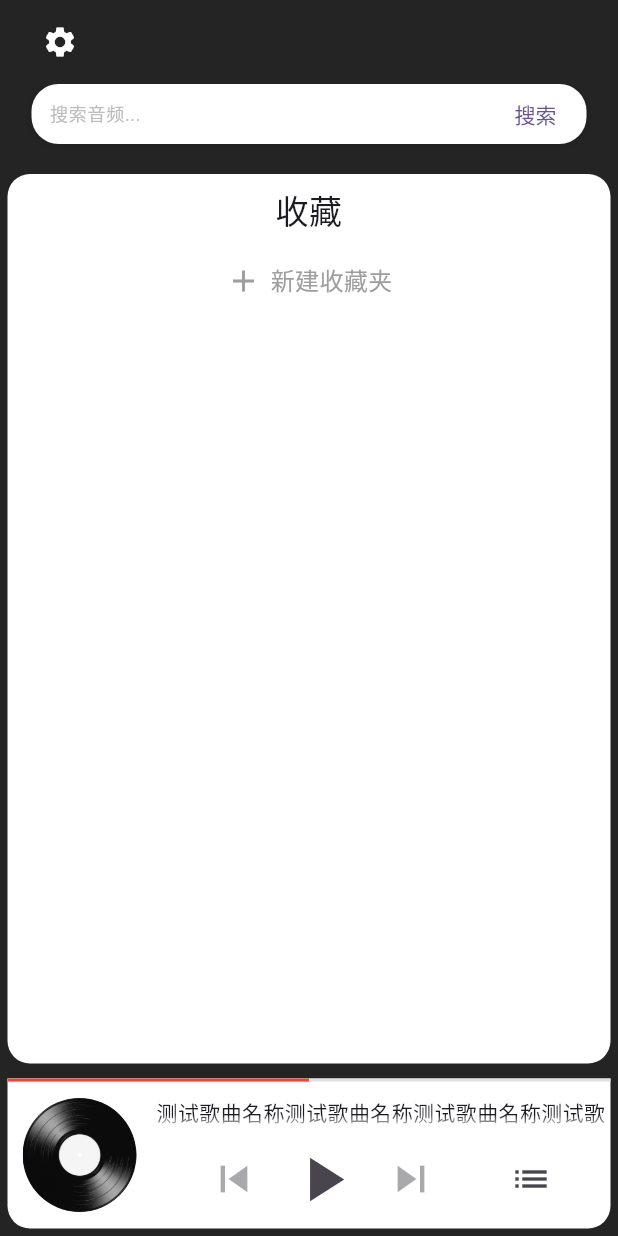
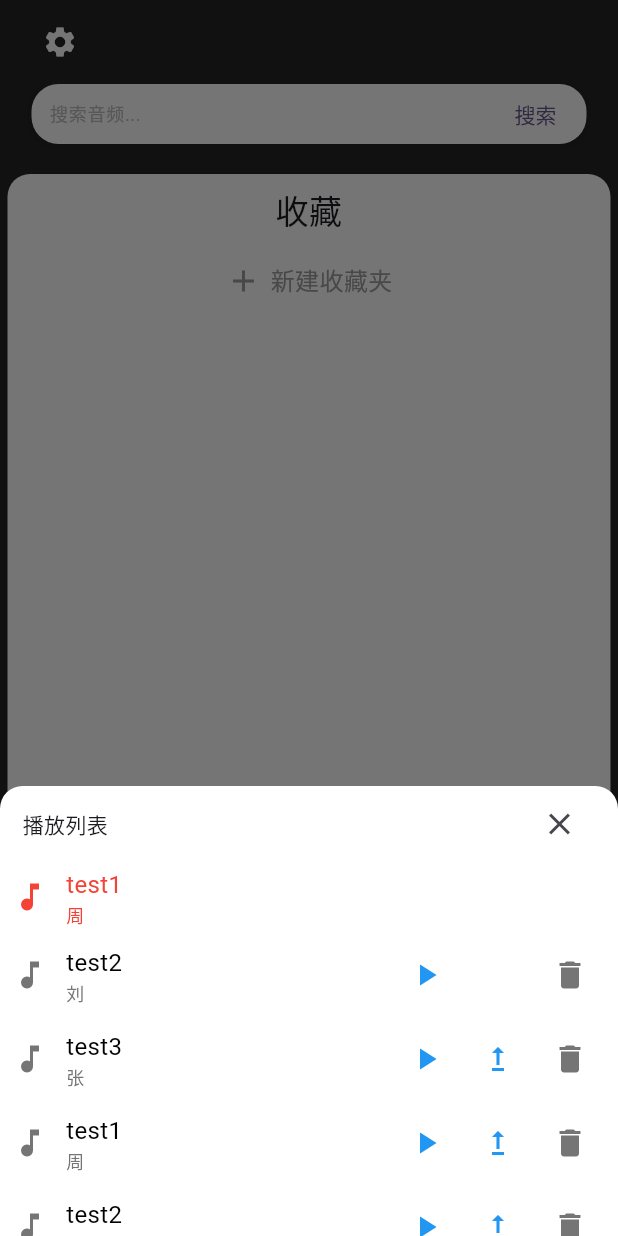
Before and after one commit to PanRui1999/sound_free, a Flutter app: the screen it shows after launch, after a tap on the "list" icon, on a phone screen of 412 x 824 dp. Run offline on Flutter 3.47's test engine with Material 3 defaults, Android fonts, the phone set to English and light mode, and no system bars; our stand-ins replace hive, hive_flutter, just_audio; accounts and stored records are empty.

Commit message:
完成播放器播放列表的UI逻辑

```diff
--- a/lib/ui/android/components/sound_player.dart
+++ b/lib/ui/android/components/sound_player.dart
@@ -2,6 +2,8 @@ import 'dart:developer';
 
 import 'package:flutter/material.dart';
 import 'package:just_audio/just_audio.dart';
+import 'package:sound_free/models/song.dart';
+import 'package:sound_free/models/sound.dart';
 
 class SoundPlayer extends StatefulWidget {
   final AudioPlayer audioPlayer;
@@ -12,6 +14,8 @@ class SoundPlayer extends StatefulWidget {
 }
 
 class _SoundPlayer extends State<SoundPlayer> {
+  final List<Song> _playList = [];
+
   @override
   void initState() {
     super.initState();
@@ -21,6 +25,60 @@ class _SoundPlayer extends State<SoundPlayer> {
         Uri.parse("http://music.163.com/song/media/outer/url?id=447925558.mp3"),
       ),
     ];
+    _playList.add(
+      Song(
+        name: "test1",
+        singer: "周",
+        sourcePath: "pathtest1",
+        isLocal: false,
+        format: SoundFormat.mp3,
+      ),
+    );
+    _playList.add(
+      Song(
+        name: "test2",
+        singer: "刘",
+        sourcePath: "pathtest1",
+        isLocal: false,
+        format: SoundFormat.mp3,
+      ),
+    );
+    _playList.add(
+      Song(
+        name: "test3",
+        singer: "张",
+        sourcePath: "pathtest1",
+        isLocal: false,
+        format: SoundFormat.mp3,
+      ),
+    );
+    _playList.add(
+      Song(
+        name: "test1",
+        singer: "周",
+        sourcePath: "pathtest1",
+        isLocal: false,
+        format: SoundFormat.mp3,
+      ),
+    );
+    _playList.add(
+      Song(
+        name: "test2",
+        singer: "刘",
+        sourcePath: "pathtest1",
+        isLocal: false,
+        format: SoundFormat.mp3,
+      ),
+    );
+    _playList.add(
+      Song(
+        name: "test3",
+        singer: "张",
+        sourcePath: "pathtest1",
+        isLocal: false,
+        format: SoundFormat.mp3,
+      ),
+    );
     widget.audioPlayer
         .setAudioSources(
           playlist,
@@ -120,11 +178,7 @@ class _SoundPlayer extends State<SoundPlayer> {
                           ),
                           Padding(
                             padding: EdgeInsetsGeometry.only(left: 30.0),
-                            child: IconButton(
-                              onPressed: () {},
-                              icon: Icon(Icons.list),
-                              iconSize: 28.0,
-                            ),
+                            child: _playListIconButton(),
                           ),
                         ],
                       ),
@@ -192,4 +246,149 @@ class _SoundPlayer extends State<SoundPlayer> {
           : null,
     );
   }
+
+  Widget _playListIconButton() {
+    return IconButton(
+      onPressed: () {
+        showModalBottomSheet(
+          context: context,
+          isScrollControlled: true,
+          backgroundColor: Colors.transparent,
+          builder: (context) => StatefulBuilder(
+            builder: (context, setModelState) {
+              return Container(
+                height: 300,
+                decoration: BoxDecoration(
+                  color: Colors.white,
+                  borderRadius: BorderRadius.vertical(top: Radius.circular(15)),
+                ),
+                child: Column(
+                  children: [
+                    // 顶部控制栏
+                    Container(
+                      height: 50,
+                      padding: EdgeInsets.symmetric(horizontal: 15),
+                      child: Row(
+                        mainAxisAlignment: MainAxisAlignment.spaceBetween,
+                        children: [
+                          Text('播放列表'),
+                          IconButton(
+                            icon: Icon(Icons.close),
+                            onPressed: () => Navigator.pop(context),
+                          ),
+                        ],
+                      ),
+                    ),
+                    // 播放列表
+                    Expanded(
+                      child: ListView.builder(
+                        itemCount: _playList.length,
+                        itemBuilder: (context, index) {
+                          return _buildPlaylistItem(
+                            context,
+                            index,
+                            setModelState,
+                          );
+                        },
+                      ),
+                    ),
+                  ],
+                ),
+              );
+            },
+          ),
+        );
+      },
+      icon: Icon(Icons.list),
+      iconSize: 28.0,
+    );
+  }
+
+  Widget _buildPlaylistItem(context, index, setModelState) {
+    final metadata = _playList[index];
+    return Padding(
+      padding: EdgeInsets.symmetric(vertical: 4, horizontal: 8),
+      child: Row(
+        children: [
+          Icon(
+            Icons.music_note,
+            size: 24,
+            color: index == 0 ? Colors.red : Colors.grey[600],
+          ),
+          SizedBox(width: 12),
+          Expanded(
+            child: Column(
+              crossAxisAlignment: CrossAxisAlignment.start,
+              children: [
+                Text(
+                  metadata.name,
+                  style: TextStyle(
+                    fontSize: 16,
+                    color: index == 0 ? Colors.red : Colors.black,
+                  ),
+                  overflow: TextOverflow.ellipsis,
+                  maxLines: 1,
+                ),
+                Text(
+                  metadata.singer,
+                  style: TextStyle(
+                    fontSize: 12,
+                    color: index == 0 ? Colors.red : Colors.grey[600],
+                  ),
+                  overflow: TextOverflow.ellipsis,
+                ),
+              ],
+            ),
+          ),
+          _buildActionButtons(index, setModelState),
+        ],
+      ),
+    );
+  }
+
+  Widget _buildActionButtons(index, setModelState) {
+    const iconSize = 24.0;
+    if (index == 0) {
+      // in playing
+      return SizedBox();
+    }
+    return Row(
+      mainAxisSize: MainAxisSize.min,
+      children: [
+        IconButton(
+          padding: EdgeInsets.zero,
+          constraints: BoxConstraints(),
+          iconSize: iconSize,
+          icon: Icon(Icons.play_arrow, color: Colors.blue),
+          onPressed: () => widget.audioPlayer.seek(Duration.zero, index: index),
+        ),
+        IconButton(
+          padding: EdgeInsets.zero,
+          constraints: BoxConstraints(),
+          iconSize: iconSize,
+          icon: Icon(
+            Icons.upgrade,
+            color: index == 1 ? Colors.white : Colors.blue,
+          ),
+          onPressed: () {
+            if (index == 1) return;
+            var temp = _playList[index];
+            _playList.removeAt(index);
+            _playList.insert(1, temp);
+            setModelState(() {});
+          },
+        ),
+        IconButton(
+          padding: EdgeInsets.zero,
+          constraints: BoxConstraints(),
+          iconSize: iconSize,
+          icon: Icon(Icons.delete, color: Colors.grey[600]),
+          onPressed: () {
+            _playList.removeAt(index);
+            setModelState(() {});
+          },
+        ),
+      ],
+    );
+  }
 }
```
